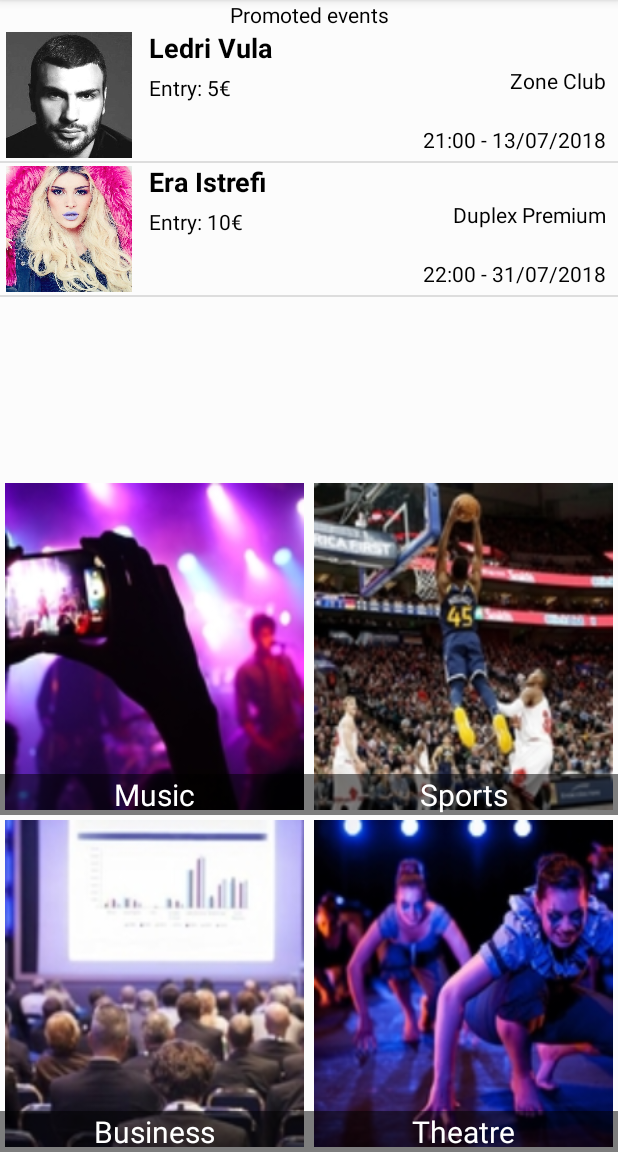
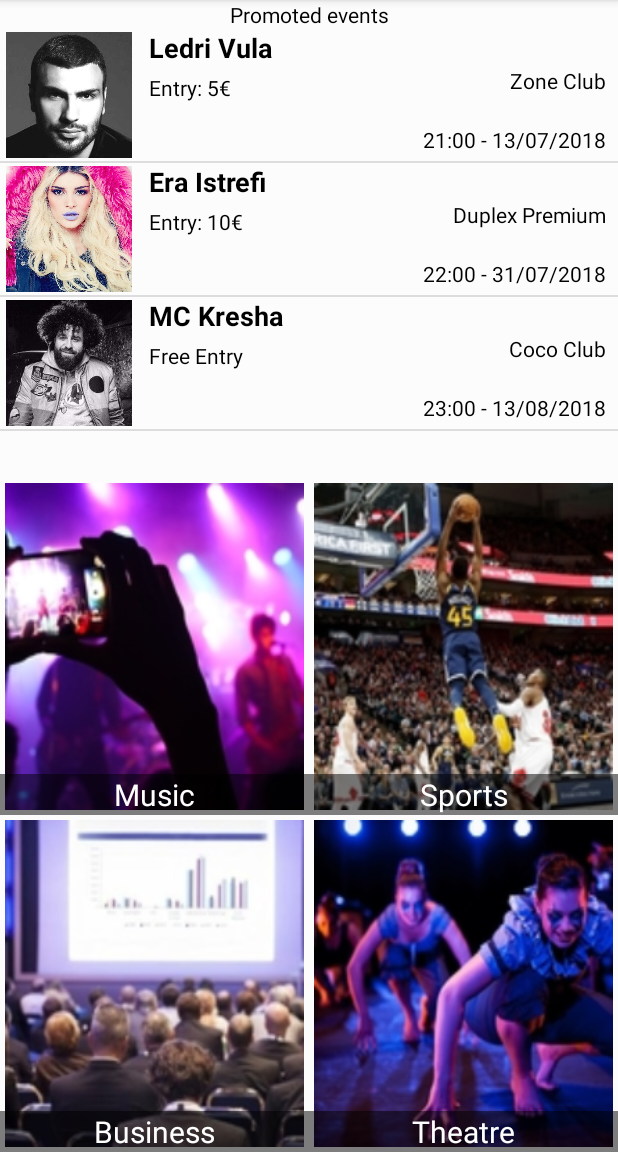
Before and after one commit to artikrh/EventoProject, an Android app: the screen it shows after launch once a user with an empty profile is signed in (MainActivity), on a phone screen of 412 x 824 dp, the part 84-1236 px from its top. Run offline under Robolectric (Android 15) with nearby library versions, the phone set to English and light mode, and no system bars; our stand-ins replace Firebase (no records; nobody signed in at launch, a user with empty details on screens opened directly); 1 statement that could not run was skipped.

Commit message:
Promoted events, new entries.

```diff
--- a/app/src/main/java/com/ick/eventoproject/HomeFragment.java
+++ b/app/src/main/java/com/ick/eventoproject/HomeFragment.java
@@ -34,15 +34,16 @@ public class HomeFragment extends Fragment {
 
     TextView etPromoted;
     TextView tvMusic;
-    final int[] IMAGES = {R.drawable.ledri,R.drawable.era};
-    final String[] NAMES = {"Ledri Vula","Era Istrefi"};
-    final String[] DESC = {"Entry: 5€","Entry: 10€"};
-    final String[] TIME = {"21:00 - 13/07/2018","22:00 - 31/07/2018"};
-    final String[] LOCATION = {"Zone Club","Duplex Premium"};
+    final int[] IMAGES = {R.drawable.ledri,R.drawable.era,R.drawable.kresha};
+    final String[] NAMES = {"Ledri Vula","Era Istrefi","MC Kresha"};
+    final String[] DESC = {"Entry: 5€","Entry: 10€","Free Entry"};
+    final String[] TIME = {"21:00 - 13/07/2018","22:00 - 31/07/2018","23:00 - 13/08/2018"};
+    final String[] LOCATION = {"Zone Club","Duplex Premium","Coco Club"};
     ImageButton imgBtn_Music;
     ImageButton imgBtn_Sport;
     ImageButton imgBtn_Business;
     ImageButton imgBtn_Theatre;
+
 
     @Override
     public View onCreateView(LayoutInflater inflater, ViewGroup container,
@@ -51,6 +52,7 @@ public class HomeFragment extends Fragment {
 
         etPromoted=view.findViewById(R.id.etPromoted);
         tvMusic=view.findViewById(R.id.tvMusic);
+
 
 
         DatabaseReference info=FirebaseDatabase.getInstance().getReference("Events").child("Business");
--- a/app/src/main/res/layout/fragment_home.xml
+++ b/app/src/main/res/layout/fragment_home.xml
@@ -30,10 +30,11 @@
             android:textAlignment="center" />
 
         <!-- START Pjesa "Promoted" -->
-        <RelativeLayout
+        <ScrollView
             android:layout_width="match_parent"
             android:layout_height="0dp"
-            android:layout_weight="4">
+            android:layout_weight="4"
+            android:fillViewport="true">
 
             <ListView
                 android:layout_width="match_parent"
@@ -43,7 +44,7 @@
                 android:id="@+id/listView"
                 />
 
-        </RelativeLayout>
+        </ScrollView>
         <!-- END Pjesa "Promoted" -->
 
 
```
Also changed, not shown: app/src/main/res/drawable/kresha.jpg (added).
